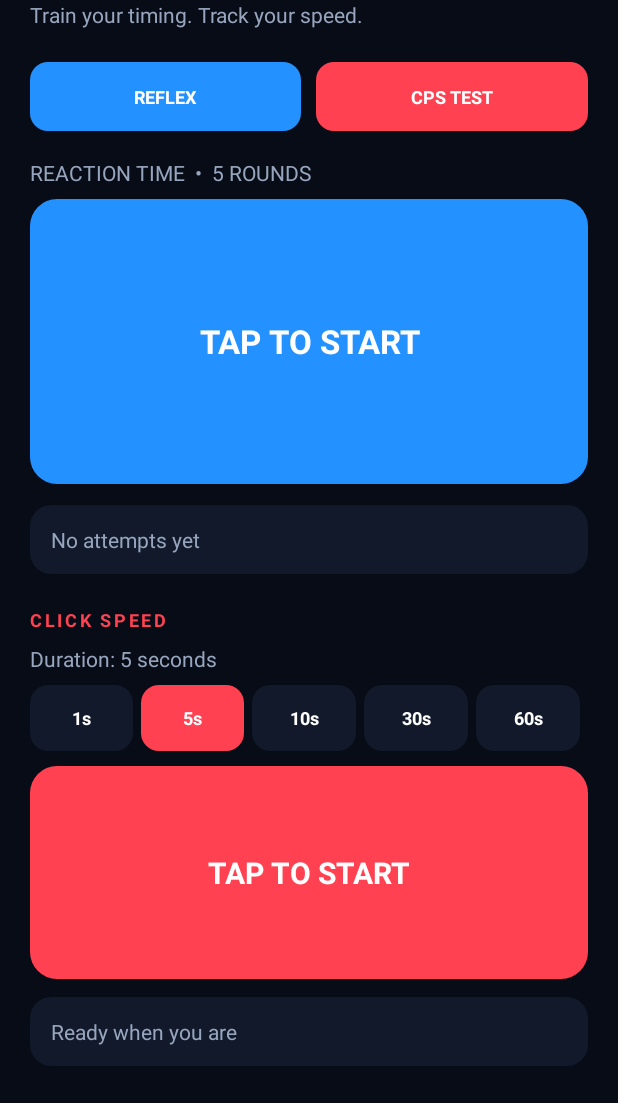
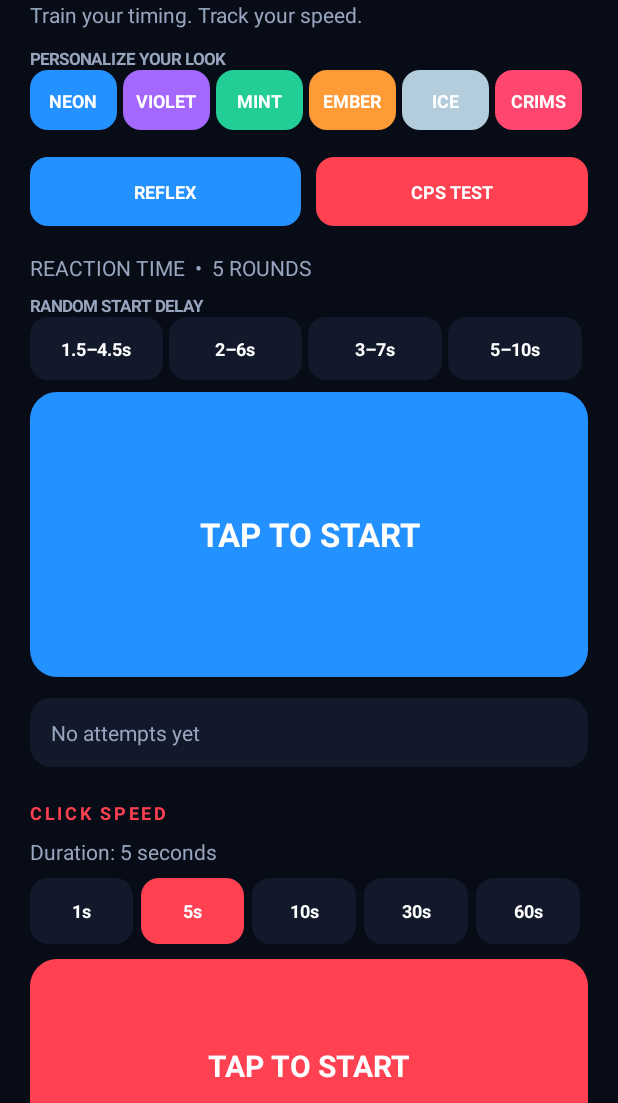
Before and after one commit to Zainali6059597/NitroZAReflex, an Android app: the screen it shows after launch (MainActivity), on a phone screen of 412 x 824 dp, the part 133-1236 px from its top. Run offline under Robolectric (Android 15) with nearby library versions, the phone set to English and light mode, and no system bars.

Commit message:
Add six visual themes and configurable random reflex delays

```diff
--- a/app/src/main/java/com/nitroza/reflex/MainActivity.kt
+++ b/app/src/main/java/com/nitroza/reflex/MainActivity.kt
@@ -18,10 +18,21 @@ import kotlin.math.roundToInt
 import kotlin.random.Random
 
 class MainActivity : Activity() {
-    private val bg = Color.rgb(8, 12, 22)
-    private val panel = Color.rgb(17, 25, 42)
-    private val blue = Color.rgb(35, 145, 255)
-    private val red = Color.rgb(255, 65, 82)
+    private var bg = Color.rgb(8, 12, 22)
+    private var panel = Color.rgb(17, 25, 42)
+    private var blue = Color.rgb(35, 145, 255)
+    private var red = Color.rgb(255, 65, 82)
+    private var themeIndex = 0
+    private var delayMin = 1500L
+    private var delayMax = 4500L
+    private val palettes = listOf(
+        intArrayOf(Color.rgb(8,12,22), Color.rgb(17,25,42), Color.rgb(35,145,255), Color.rgb(255,65,82)),
+        intArrayOf(Color.rgb(12,10,24), Color.rgb(31,22,48), Color.rgb(164,104,255), Color.rgb(255,75,150)),
+        intArrayOf(Color.rgb(7,20,19), Color.rgb(15,42,38), Color.rgb(35,205,150), Color.rgb(255,170,55)),
+        intArrayOf(Color.rgb(22,13,9), Color.rgb(48,27,18), Color.rgb(255,155,55), Color.rgb(255,75,55)),
+        intArrayOf(Color.rgb(12,15,18), Color.rgb(29,35,42), Color.rgb(180,205,220), Color.rgb(80,190,255)),
+        intArrayOf(Color.rgb(20,9,14), Color.rgb(48,18,29), Color.rgb(255,70,110), Color.rgb(255,190,65))
+    )
     private val muted = Color.rgb(151, 166, 190)
     private val white = Color.WHITE
     private val handler = Handler(Looper.getMainLooper())
@@ -50,6 +61,8 @@ class MainActivity : Activity() {
 
     override fun onCreate(savedInstanceState: Bundle?) {
         super.onCreate(savedInstanceState)
+        themeIndex = getPreferences(MODE_PRIVATE).getInt("theme", 0).coerceIn(0, palettes.lastIndex)
+        applyPalette()
         buildUi()
         showMode(Mode.REFLEX)
     }
@@ -73,7 +86,20 @@ class MainActivity : Activity() {
             setPadding(0, dp(2), 0, dp(4))
         })
         root.addView(text("Train your timing. Track your speed.", 14, muted, false))
-        root.addView(space(22))
+        root.addView(space(12))
+        root.addView(text("PERSONALIZE YOUR LOOK", 11, muted, true))
+        val themeRow = LinearLayout(this).apply { orientation = LinearLayout.HORIZONTAL }
+        val themeNames = listOf("NEON", "VIOLET", "MINT", "EMBER", "ICE", "CRIMSON")
+        themeNames.forEachIndexed { index, name ->
+            val swatch = button(name, palettes[index][2]) {
+                themeIndex = index
+                getPreferences(MODE_PRIVATE).edit().putInt("theme", index).apply()
+                recreate()
+            }
+            themeRow.addView(swatch, LinearLayout.LayoutParams(0, dp(40), 1f).apply { marginEnd = dp(4) })
+        }
+        root.addView(themeRow)
+        root.addView(space(18))
 
         val tabs = LinearLayout(this).apply { orientation = LinearLayout.HORIZONTAL }
         val reflexTab = button("REFLEX", blue) { showMode(Mode.REFLEX) }
@@ -86,6 +112,19 @@ class MainActivity : Activity() {
 
         status = text("", 14, muted, false)
         root.addView(status)
+        root.addView(space(8))
+        root.addView(text("RANDOM START DELAY", 11, muted, true))
+        val delayRow = LinearLayout(this).apply { orientation = LinearLayout.HORIZONTAL }
+        listOf(1500L to 4500L, 2000L to 6000L, 3000L to 7000L, 5000L to 10000L).forEachIndexed { index, range ->
+            val labels = listOf("1.5–4.5s", "2–6s", "3–7s", "5–10s")
+            val b = button(labels[index], panel) {
+                delayMin = range.first
+                delayMax = range.second
+                status.text = "Random delay set: ${labels[index]}"
+            }
+            delayRow.addView(b, LinearLayout.LayoutParams(0, dp(42), 1f).apply { marginEnd = dp(4) })
+        }
+        root.addView(delayRow)
         root.addView(space(8))
 
         reactionButton = text("TAP TO START", 22, white, true).apply {
@@ -152,6 +191,11 @@ class MainActivity : Activity() {
         ))
     }
 
+    private fun applyPalette() {
+        val p = palettes[themeIndex]
+        bg = p[0]; panel = p[1]; blue = p[2]; red = p[3]
+    }
+
     private fun showMode(newMode: Mode) {
         mode = newMode
         val isReflex = mode == Mode.REFLEX
@@ -207,7 +251,7 @@ class MainActivity : Activity() {
         reactionButton.text = "WAIT FOR GREEN..."
         reactionButton.background = rounded(red, 18)
         status.text = "Stay ready — don't tap early"
-        val delay = Random.nextLong(1500L, 4501L)
+        val delay = Random.nextLong(delayMin, delayMax + 1L)
         handler.postDelayed({
             if (waiting && mode == Mode.REFLEX) {
                 waiting = false
```
